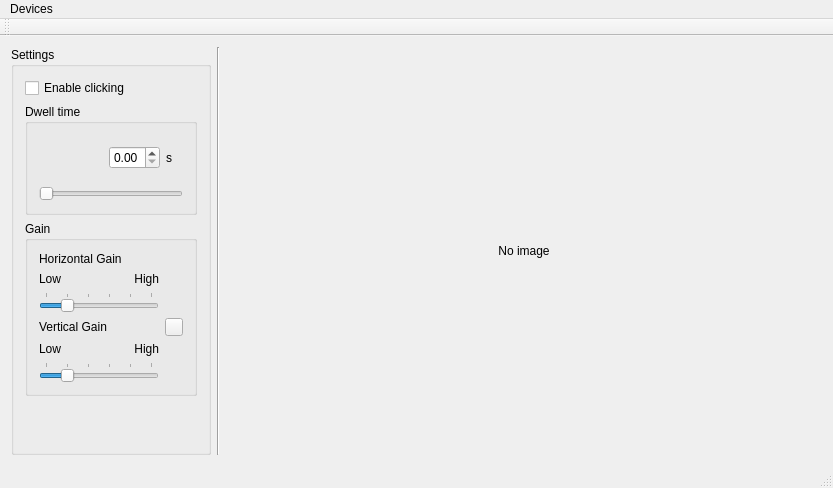
Before: the Qt Designer form mainWindow.ui in toshikurauchi/CameraMouseSuite-cross-platform, drawn with Qt 5.
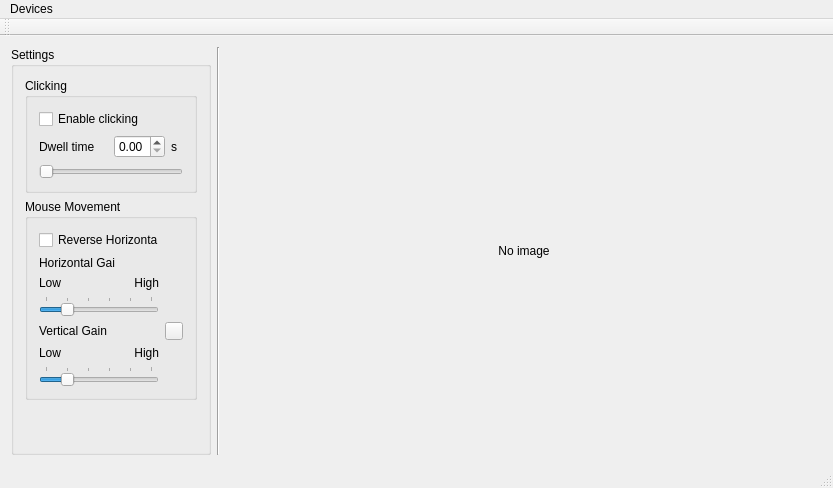
After: the same form once the commit is applied. Icons and pictures are not drawn. Custom widgets are drawn as their Qt base class.

Commit message: Allowing to reverse horizontal movement

```diff
--- a/mainWindow.ui
+++ b/mainWindow.ui
@@ -27,23 +27,13 @@
        <string>Settings</string>
       </property>
       <layout class="QVBoxLayout" name="verticalLayout">
-       <item>
-        <widget class="QCheckBox" name="enableClickingCheckBox">
-         <property name="text">
-          <string>Enable clicking</string>
-         </property>
-        </widget>
-       </item>
        <item>
         <widget class="QGroupBox" name="groupBox_2">
          <property name="title">
-          <string>Dwell time</string>
+          <string>Clicking</string>
          </property>
-         <layout class="QVBoxLayout" name="verticalLayout_3">
-          <item>
-           <widget class="QWidget" name="widget" native="true">
-            <layout class="QHBoxLayout" name="horizontalLayout_4">
-             <item>
+         <layout class="QGridLayout" name="gridLayout">
+          <item row="1" column="1">
               <spacer name="horizontalSpacer">
                <property name="orientation">
                 <enum>Qt::Horizontal</enum>
@@ -56,7 +46,20 @@
                </property>
               </spacer>
              </item>
-             <item>
+          <item row="2" column="0" colspan="5">
+           <widget class="QSlider" name="dwellSlider">
+            <property name="maximum">
+             <number>5000</number>
+            </property>
+            <property name="orientation">
+             <enum>Qt::Horizontal</enum>
+            </property>
+            <property name="tickPosition">
+             <enum>QSlider::NoTicks</enum>
+            </property>
+           </widget>
+          </item>
+          <item row="1" column="2">
               <widget class="QDoubleSpinBox" name="dwellSpinBox">
                <property name="maximumSize">
                 <size>
@@ -72,26 +75,24 @@
                </property>
               </widget>
              </item>
-             <item>
+          <item row="1" column="3">
               <widget class="QLabel" name="label">
                <property name="text">
                 <string>s</string>
                </property>
               </widget>
              </item>
-            </layout>
+          <item row="1" column="0">
+           <widget class="QLabel" name="label_8">
+            <property name="text">
+             <string>Dwell time</string>
+            </property>
            </widget>
           </item>
-          <item>
-           <widget class="QSlider" name="dwellSlider">
-            <property name="maximum">
-             <number>5000</number>
-            </property>
-            <property name="orientation">
-             <enum>Qt::Horizontal</enum>
-            </property>
-            <property name="tickPosition">
-             <enum>QSlider::NoTicks</enum>
+          <item row="0" column="0" colspan="3">
+           <widget class="QCheckBox" name="enableClickingCheckBox">
+            <property name="text">
+             <string>Enable clicking</string>
             </property>
            </widget>
           </item>
@@ -101,17 +102,10 @@
        <item>
         <widget class="QGroupBox" name="groupBox_3">
          <property name="title">
-          <string>Gain</string>
+          <string>Mouse Movement</string>
          </property>
          <layout class="QGridLayout" name="gridLayout_3">
-          <item row="4" column="0">
-           <widget class="QLabel" name="label_4">
-            <property name="text">
-             <string>Low</string>
-            </property>
-           </widget>
-          </item>
-          <item row="5" column="0" colspan="2">
+          <item row="6" column="0" colspan="2">
            <widget class="QSlider" name="verticalGainSlider">
             <property name="minimum">
              <number>3</number>
@@ -142,14 +136,21 @@
             </property>
            </widget>
           </item>
-          <item row="3" column="0">
+          <item row="5" column="0">
+           <widget class="QLabel" name="label_4">
+            <property name="text">
+             <string>Low</string>
+            </property>
+           </widget>
+          </item>
+          <item row="4" column="0">
            <widget class="QLabel" name="label_2">
             <property name="text">
              <string>Vertical Gain</string>
             </property>
            </widget>
           </item>
-          <item row="4" column="1">
+          <item row="5" column="1">
            <widget class="QLabel" name="label_5">
             <property name="text">
              <string>High</string>
@@ -159,21 +160,21 @@
             </property>
            </widget>
           </item>
-          <item row="0" column="0">
+          <item row="1" column="0">
            <widget class="QLabel" name="label_3">
             <property name="text">
              <string>Horizontal Gain</string>
             </property>
            </widget>
           </item>
-          <item row="1" column="0">
+          <item row="2" column="0">
            <widget class="QLabel" name="label_6">
             <property name="text">
              <string>Low</string>
             </property>
            </widget>
           </item>
-          <item row="1" column="1">
+          <item row="2" column="1">
            <widget class="QLabel" name="label_7">
             <property name="text">
              <string>High</string>
@@ -183,7 +184,7 @@
             </property>
            </widget>
           </item>
-          <item row="2" column="0" colspan="2">
+          <item row="3" column="0" colspan="2">
            <widget class="QSlider" name="horizontalGainSlider">
             <property name="minimum">
              <number>3</number>
@@ -208,7 +209,7 @@
             </property>
            </widget>
           </item>
-          <item row="3" column="2">
+          <item row="4" column="2">
            <widget class="QPushButton" name="lockGainButton">
             <property name="maximumSize">
              <size>
@@ -232,6 +233,13 @@
             </property>
            </widget>
           </item>
+          <item row="0" column="0" colspan="2">
+           <widget class="QCheckBox" name="reverseHorizontalCheckBox">
+            <property name="text">
+             <string>Reverse Horizontal</string>
+            </property>
+           </widget>
+          </item>
          </layout>
         </widget>
        </item>
```
Left out of the diff: 2 changed lines with no effect on the pictures. Lines whose indentation alone changed are shown as unchanged. The commit also changes 6 other files.
